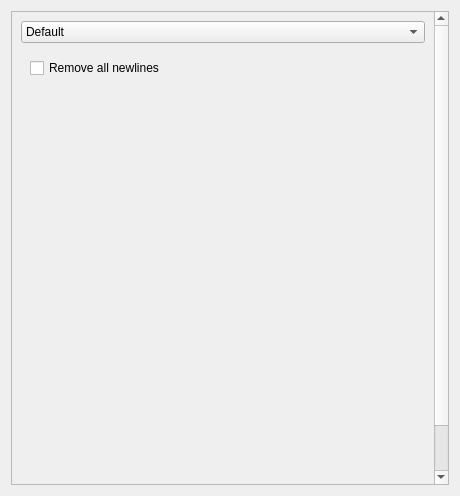
TheNiteCoder/mx-bashrc-config, file application/prompttab_fix.ui: the form before one commit.
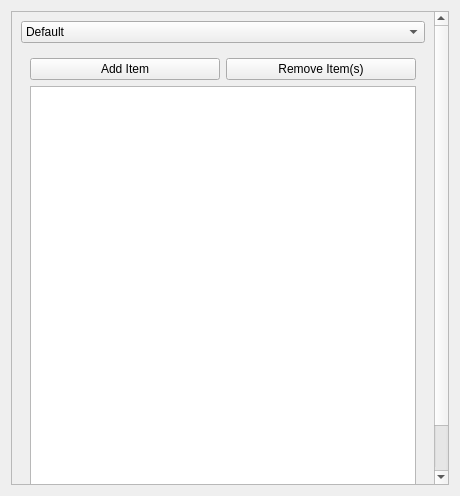
The form after the commit.

Commit message: Added lots of functionality for custom prompt

```diff
--- a/application/prompttab_fix.ui
+++ b/application/prompttab_fix.ui
@@ -58,7 +58,7 @@
        <item>
         <widget class="QStackedWidget" name="stackedWidget">
          <property name="currentIndex">
-          <number>1</number>
+          <number>2</number>
          </property>
          <widget class="QWidget" name="page_FancyPrompts">
           <layout class="QVBoxLayout" name="verticalLayout_3">
@@ -395,6 +395,52 @@
            </item>
           </layout>
          </widget>
+         <widget class="QWidget" name="page">
+          <layout class="QVBoxLayout" name="verticalLayout_5">
+           <item>
+            <layout class="QHBoxLayout" name="horizontalLayout_6">
+             <property name="sizeConstraint">
+              <enum>QLayout::SetMaximumSize</enum>
+             </property>
+             <item>
+              <widget class="QPushButton" name="pushButton_PromptCustomAdd">
+               <property name="sizePolicy">
+                <sizepolicy hsizetype="Expanding" vsizetype="Fixed">
+                 <horstretch>0</horstretch>
+                 <verstretch>0</verstretch>
+                </sizepolicy>
+               </property>
+               <property name="text">
+                <string>Add Item</string>
+               </property>
+               <property name="checkable">
+                <bool>false</bool>
+               </property>
+               <property name="checked">
+                <bool>false</bool>
+               </property>
+              </widget>
+             </item>
+             <item>
+              <widget class="QPushButton" name="pushButton_PromptCustomRemove">
+               <property name="sizePolicy">
+                <sizepolicy hsizetype="Expanding" vsizetype="Fixed">
+                 <horstretch>0</horstretch>
+                 <verstretch>0</verstretch>
+                </sizepolicy>
+               </property>
+               <property name="text">
+                <string>Remove Item(s)</string>
+               </property>
+              </widget>
+             </item>
+            </layout>
+           </item>
+           <item>
+            <widget class="QListWidget" name="listWidget_PromptCustom"/>
+           </item>
+          </layout>
+         </widget>
         </widget>
        </item>
       </layout>
```
Left out of the diff: 5 changed lines with no effect on the pictures. The commit also changes 3 other files.
